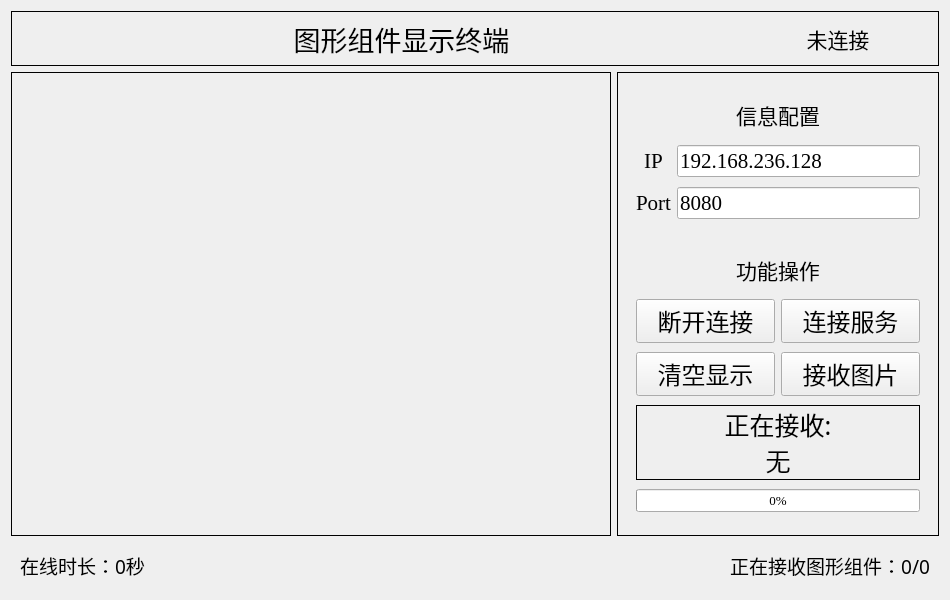
DavidingPlus/graphics-display-terminal, file widget.ui: the form before one commit.
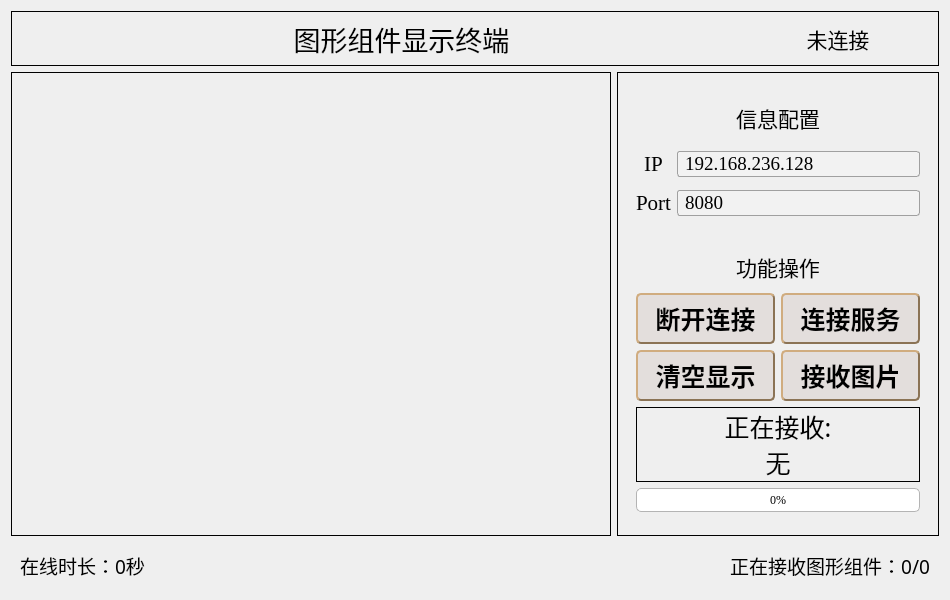
The form after the commit. Icons and pictures are not drawn.

What changed in the file:
```diff
--- a/widget.ui
+++ b/widget.ui
@@ -23,6 +23,9 @@
    <iconset resource="res.qrc">
     <normaloff>:/res/lark-logo.png</normaloff>:/res/lark-logo.png</iconset>
   </property>
+  <property name="styleSheet">
+   <string notr="true"/>
+  </property>
   <layout class="QGridLayout" name="gridLayout_5">
    <item row="3" column="0" colspan="2">
     <widget class="QFrame" name="frameDown">
@@ -175,9 +178,29 @@
            <property name="font">
             <font>
              <family>Times New Roman</family>
-             <pointsize>16</pointsize>
+             <pointsize>14</pointsize>
             </font>
            </property>
+           <property name="styleSheet">
+            <string notr="true">QLineEdit {
+	border: 1px solid #A0A0A0; /* 边框宽度为1px，颜色为#A0A0A0 */
+	border-radius: 3px; /* 边框圆角 */
+	padding-left: 5px; /* 文本距离左边界有5px */
+	background-color: #F2F2F2; /* 背景颜色 */
+	selection-background-color: #A0A0A0; /* 选中文本的背景颜色 */
+	selection-color: #F2F2F2; /* 选中文本的颜色 */
+	font-size: 14pt; /* 文本字体大小 */
+}
+
+QLineEdit:hover { /* 鼠标悬浮在QLineEdit时的状态 */
+	border: 1px solid #298DFF;
+	border-radius: 3px;
+	background-color: #F2F2F2;
+	color: #298DFF;
+	selection-background-color: #298DFF;
+	selection-color: #F2F2F2;
+}</string>
+           </property>
            <property name="text">
             <string>192.168.236.128</string>
            </property>
@@ -204,9 +227,29 @@
            <property name="font">
             <font>
              <family>Times New Roman</family>
-             <pointsize>16</pointsize>
+             <pointsize>14</pointsize>
             </font>
            </property>
+           <property name="styleSheet">
+            <string notr="true">QLineEdit {
+	border: 1px solid #A0A0A0; /* 边框宽度为1px，颜色为#A0A0A0 */
+	border-radius: 3px; /* 边框圆角 */
+	padding-left: 5px; /* 文本距离左边界有5px */
+	background-color: #F2F2F2; /* 背景颜色 */
+	selection-background-color: #A0A0A0; /* 选中文本的背景颜色 */
+	selection-color: #F2F2F2; /* 选中文本的颜色 */
+	font-size: 14pt; /* 文本字体大小 */
+}
+
+QLineEdit:hover { /* 鼠标悬浮在QLineEdit时的状态 */
+	border: 1px solid #298DFF;
+	border-radius: 3px;
+	background-color: #F2F2F2;
+	color: #298DFF;
+	selection-background-color: #298DFF;
+	selection-color: #F2F2F2;
+}</string>
+           </property>
            <property name="text">
             <string>8080</string>
            </property>
@@ -285,16 +328,42 @@
           <widget class="QPushButton" name="clearBtn">
            <property name="minimumSize">
             <size>
-             <width>0</width>
+             <width>76</width>
              <height>0</height>
             </size>
            </property>
            <property name="font">
             <font>
              <family>楷体</family>
-             <pointsize>18</pointsize>
+             <pointsize>-1</pointsize>
+             <italic>false</italic>
+             <bold>true</bold>
             </font>
            </property>
+           <property name="styleSheet">
+            <string notr="true">QPushButton
+{
+	background-color: rgb(227, 222, 220);
+	border-style: outset;
+	border-width: 2px;
+	border-radius:5px; /*边界圆滑*/
+	border-color: #8B7355;
+	font: bold 25px;
+	min-width:2em;
+	padding: 5px;
+}
+ 
+QPushButton:hover
+{
+	background-color: rgb(0, 150, 0);
+}
+ 
+QPushButton:pressed
+{
+	background-color: #1E90FF; /*伪状态经过时背景色*/ 
+	border-style: inset;
+}</string>
+           </property>
            <property name="text">
             <string>清空显示</string>
            </property>
@@ -304,16 +373,42 @@
           <widget class="QPushButton" name="disconnectBtn">
            <property name="minimumSize">
             <size>
-             <width>0</width>
+             <width>76</width>
              <height>0</height>
             </size>
            </property>
            <property name="font">
             <font>
              <family>楷体</family>
-             <pointsize>18</pointsize>
+             <pointsize>-1</pointsize>
+             <italic>false</italic>
+             <bold>true</bold>
             </font>
            </property>
+           <property name="styleSheet">
+            <string notr="true">QPushButton
+{
+	background-color: rgb(227, 222, 220);
+	border-style: outset;
+	border-width: 2px;
+	border-radius:5px; /*边界圆滑*/
+	border-color: #8B7355;
+	font: bold 25px;
+	min-width:2em;
+	padding: 5px;
+}
+ 
+QPushButton:hover
+{
+	background-color: rgb(0, 150, 0);
+}
+ 
+QPushButton:pressed
+{
+	background-color: #1E90FF; /*伪状态经过时背景色*/ 
+	border-style: inset;
+}</string>
+           </property>
            <property name="text">
             <string>断开连接</string>
            </property>
@@ -323,16 +418,42 @@
           <widget class="QPushButton" name="recvPicBtn">
            <property name="minimumSize">
             <size>
-             <width>0</width>
+             <width>76</width>
              <height>0</height>
             </size>
            </property>
            <property name="font">
             <font>
              <family>楷体</family>
-             <pointsize>18</pointsize>
+             <pointsize>-1</pointsize>
+             <italic>false</italic>
+             <bold>true</bold>
             </font>
            </property>
+           <property name="styleSheet">
+            <string notr="true">QPushButton
+{
+	background-color: rgb(227, 222, 220);
+	border-style: outset;
+	border-width: 2px;
+	border-radius:5px; /*边界圆滑*/
+	border-color: #8B7355;
+	font: bold 25px;
+	min-width:2em;
+	padding: 5px;
+}
+ 
+QPushButton:hover
+{
+	background-color: rgb(0, 150, 0);
+}
+ 
+QPushButton:pressed
+{
+	background-color: #1E90FF; /*伪状态经过时背景色*/ 
+	border-style: inset;
+}</string>
+           </property>
            <property name="text">
             <string>接收图片</string>
            </property>
@@ -374,16 +495,42 @@
           <widget class="QPushButton" name="connectBtn">
            <property name="minimumSize">
             <size>
-             <width>0</width>
+             <width>76</width>
              <height>0</height>
             </size>
            </property>
            <property name="font">
             <font>
              <family>楷体</family>
-             <pointsize>18</pointsize>
+             <pointsize>-1</pointsize>
+             <italic>false</italic>
+             <bold>true</bold>
             </font>
            </property>
+           <property name="styleSheet">
+            <string notr="true">QPushButton
+{
+	background-color: rgb(227, 222, 220);
+	border-style: outset;
+	border-width: 2px;
+	border-radius:5px; /*边界圆滑*/
+	border-color: #8B7355;
+	font: bold 25px;
+	min-width:2em;
+	padding: 5px;
+}
+ 
+QPushButton:hover
+{
+	background-color: rgb(0, 150, 0);
+}
+ 
+QPushButton:pressed
+{
+	background-color: #1E90FF; /*伪状态经过时背景色*/ 
+	border-style: inset;
+}</string>
+           </property>
            <property name="text">
             <string>连接服务</string>
            </property>
@@ -394,9 +541,26 @@
            <property name="font">
             <font>
              <family>Times New Roman</family>
-             <pointsize>10</pointsize>
+             <pointsize>9</pointsize>
+             <italic>false</italic>
+             <bold>false</bold>
             </font>
            </property>
+           <property name="styleSheet">
+            <string notr="true">QProgressBar{
+	font:9pt;
+	border-radius:5px;
+	text-align:center;
+	border:1px solid #E8EDF2;
+	background-color: rgb(255, 255, 255);
+	border-color: rgb(180, 180, 180);
+}
+QProgressBar:chunk{
+	border-radius:5px;
+	background-color:#1ABC9C;
+}
+</string>
+           </property>
            <property name="value">
             <number>0</number>
            </property>
```
